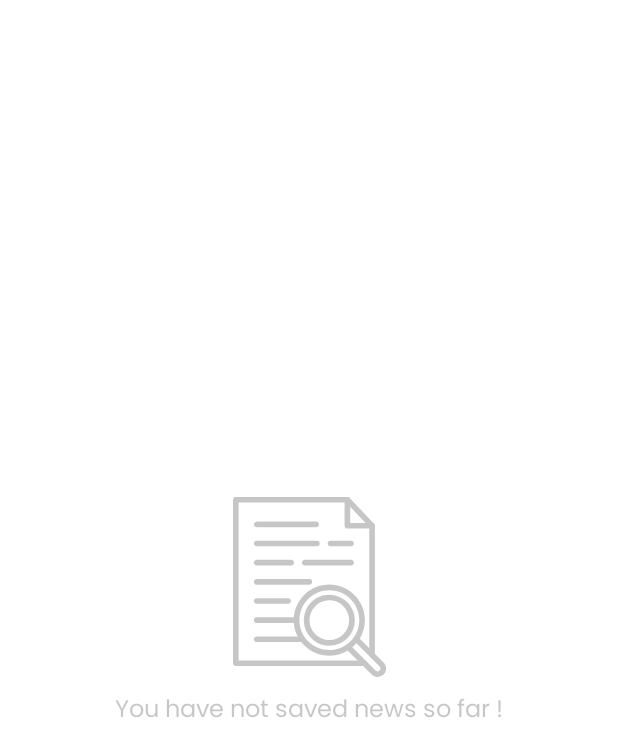
After one commit to vincentmunene49/NewsAppCompose, an Android app built with Jetpack Compose: the composable EmptyScreen shown on its own in the app's theme, on a phone screen of 412 x 824 dp. The commit adds this screen. Shown: the top 756 px of the screen. Run offline under Robolectric (Android 15) with nearby library versions, the phone set to English and light mode, and no system bars; our stand-ins replace Dagger/Hilt's generated code, accompanist, paging.

Commit message:
retrieve news

```diff
--- a/app/src/main/AndroidManifest.xml
+++ b/app/src/main/AndroidManifest.xml
@@ -1,7 +1,7 @@
 <?xml version="1.0" encoding="utf-8"?>
 <manifest xmlns:android="http://schemas.android.com/apk/res/android"
     xmlns:tools="http://schemas.android.com/tools">
-
+<uses-permission android:name="android.permission.INTERNET"/>
     <application
         android:allowBackup="true"
         android:dataExtractionRules="@xml/data_extraction_rules"
--- /dev/null
+++ b/app/src/main/java/com/loc/newsapp/common/EmptyScreen.kt
@@ -0,0 +1,116 @@
+package com.loc.newsapp.common
+
+import android.content.res.Configuration.UI_MODE_NIGHT_YES
+import androidx.compose.animation.core.animateFloatAsState
+import androidx.compose.animation.core.tween
+import androidx.compose.foundation.isSystemInDarkTheme
+import androidx.compose.foundation.layout.Arrangement
+import androidx.compose.foundation.layout.Column
+import androidx.compose.foundation.layout.fillMaxSize
+import androidx.compose.foundation.layout.padding
+import androidx.compose.foundation.layout.size
+import androidx.compose.material3.Icon
+import androidx.compose.material3.MaterialTheme
+import androidx.compose.material3.Text
+import androidx.compose.runtime.Composable
+import androidx.compose.runtime.LaunchedEffect
+import androidx.compose.runtime.getValue
+import androidx.compose.runtime.mutableIntStateOf
+import androidx.compose.runtime.mutableStateOf
+import androidx.compose.runtime.remember
+import androidx.compose.runtime.setValue
+import androidx.compose.ui.Alignment
+import androidx.compose.ui.Modifier
+import androidx.compose.ui.draw.alpha
+import androidx.compose.ui.graphics.Color.Companion.DarkGray
+import androidx.compose.ui.graphics.Color.Companion.LightGray
+import androidx.compose.ui.res.painterResource
+import androidx.compose.ui.tooling.preview.Preview
+import androidx.compose.ui.unit.dp
+import androidx.paging.LoadState
+import com.loc.newsapp.R
+import java.net.ConnectException
+import java.net.SocketTimeoutException
+
+@Composable
+fun EmptyScreen(error: LoadState.Error? = null) {
+
+    var message by remember {
+        mutableStateOf(parseErrorMessage(error = error))
+    }
+
+    var icon by remember {
+        mutableIntStateOf(R.drawable.ic_network_error)
+    }
+
+    if (error == null){
+        message = "You have not saved news so far !"
+        icon = R.drawable.ic_search_document
+    }
+
+    var startAnimation by remember {
+        mutableStateOf(false)
+    }
+
+    val alphaAnimation by animateFloatAsState(
+        targetValue = if (startAnimation) 0.3f else 0f,
+        animationSpec = tween(durationMillis = 1000), label = ""
+    )
+
+    LaunchedEffect(key1 = true) {
+        startAnimation = true
+    }
+
+    EmptyContent(alphaAnim = alphaAnimation, message = message, iconId = icon)
+
+}
+
+@Composable
+fun EmptyContent(alphaAnim: Float, message: String, iconId: Int) {
+    Column(
+        modifier = Modifier.fillMaxSize(),
+        horizontalAlignment = Alignment.CenterHorizontally,
+        verticalArrangement = Arrangement.Center
+    ) {
+        Icon(
+            painter = painterResource(id = iconId),
+            contentDescription = null,
+            tint = if (isSystemInDarkTheme()) LightGray else DarkGray,
+            modifier = Modifier
+                .size(120.dp)
+                .alpha(alphaAnim)
+        )
+        Text(
+            modifier = Modifier
+                .padding(10.dp)
+                .alpha(alphaAnim),
+            text = message,
+            style = MaterialTheme.typography.bodyMedium,
+            color = if (isSystemInDarkTheme()) LightGray else DarkGray,
+        )
+    }
+}
+
+
+fun parseErrorMessage(error: LoadState.Error?): String {
+    return when (error?.error) {
+        is SocketTimeoutException -> {
+            "Server Unavailable."
+        }
+
+        is ConnectException -> {
+            "Internet Unavailable."
+        }
+
+        else -> {
+            "Unknown Error."
+        }
+    }
+}
+
+@Preview(showBackground = true)
+@Preview(showBackground = true, uiMode = UI_MODE_NIGHT_YES)
+@Composable
+fun EmptyScreenPreview() {
+    EmptyContent(alphaAnim = 0.3f, message = "Internet Unavailable.",R.drawable.ic_network_error)
+}
--- a/app/src/main/java/com/loc/newsapp/ft_news_navigation/data/remote/NewsPagingSource.kt
+++ b/app/src/main/java/com/loc/newsapp/ft_news_navigation/data/remote/NewsPagingSource.kt
@@ -12,11 +12,12 @@ class NewsPagingSource(
     ) : PagingSource<Int, Article>() {
     private var totalResults = 0
     private val token = "Bearer $TOKEN"
+
     override suspend fun load(params: LoadParams<Int>): LoadResult<Int, Article> {
         val page = params.key ?: 1
 
         return try {
-            val response = api.getNews(source = source, page = page, token = token)
+            val response = api.getNews(  sources = source, token = token)
             totalResults += response.articles.size
 
             val articles = response.articles.distinctBy { it.title }
--- a/app/src/main/java/com/loc/newsapp/ui/Dimensions.kt
+++ b/app/src/main/java/com/loc/newsapp/ui/Dimensions.kt
@@ -13,7 +13,10 @@ data class Dimensions(
     val large: Dp = 16.dp,
     val extraLarge: Dp = 24.dp,
     val cardSize:Dp = 96.dp,
-    val smallSpacing:Dp = 6.dp
-)
+    val smallSpacing:Dp = 6.dp,
+    val iconSize: Dp = 20.dp
+) {
+
+}
 
 val LocalDimensions = compositionLocalOf { Dimensions() }
```
Also changed, not shown: app/src/main/java/com/loc/newsapp/common/ArticlesList.kt (added, +83 -0 lines), app/src/main/java/com/loc/newsapp/common/ShimmerEffect.kt (+9 -7 lines), app/src/main/java/com/loc/newsapp/ft_news_navigation/data/remote/NewsApi.kt (+3 -4 lines), app/src/main/java/com/loc/newsapp/ft_news_navigation/presentation/components/SearchBarComponent.kt (added, +108 -0 lines), app/src/main/java/com/loc/newsapp/ft_news_navigation/presentation/home/HomeScreenContent.kt (added, +98 -0 lines), app/src/main/java/com/loc/newsapp/ft_onboarding/presentation/navigation/NavGraph.kt (+7 -1 lines).
